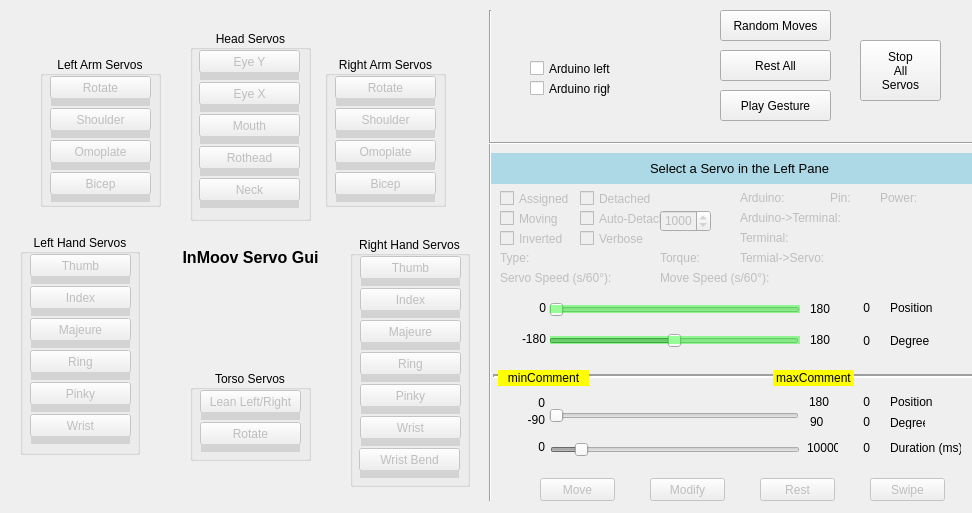
This is robotControlGui.ui in juergmaier/robotControl as Qt 5 draws it before an edit. The edited form follows.
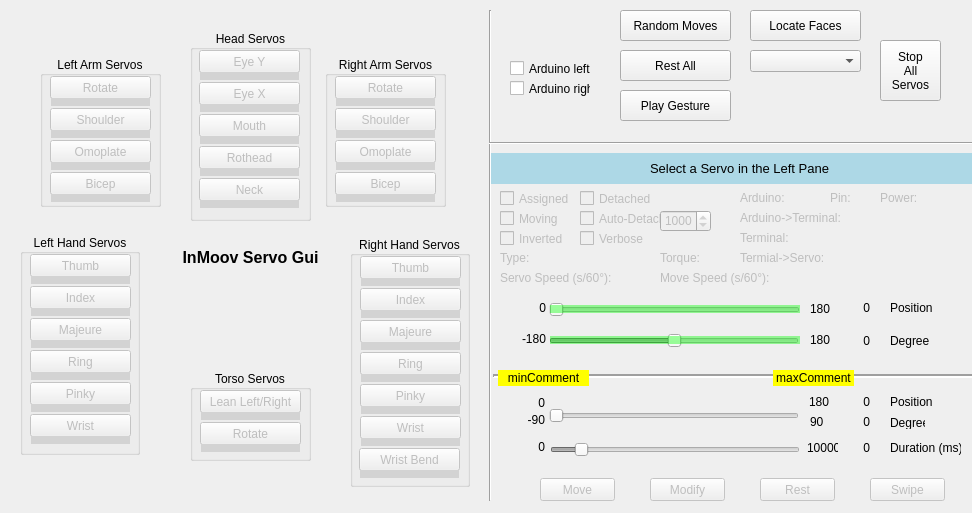
This is the edited form. Icons and pictures are not drawn.

```diff
--- a/robotControlGui.ui
+++ b/robotControlGui.ui
@@ -23,7 +23,7 @@
    <widget class="QCheckBox" name="ArduinoLeft">
     <property name="geometry">
      <rect>
-      <x>530</x>
+      <x>510</x>
       <y>60</y>
       <width>81</width>
       <height>17</height>
@@ -36,7 +36,7 @@
    <widget class="QCheckBox" name="ArduinoRight">
     <property name="geometry">
      <rect>
-      <x>530</x>
+      <x>510</x>
       <y>80</y>
       <width>81</width>
       <height>17</height>
@@ -1872,7 +1872,7 @@
     </property>
     <property name="geometry">
      <rect>
-      <x>720</x>
+      <x>620</x>
       <y>10</y>
       <width>111</width>
       <height>31</height>
@@ -2193,7 +2193,7 @@
     </property>
     <property name="geometry">
      <rect>
-      <x>720</x>
+      <x>620</x>
       <y>50</y>
       <width>111</width>
       <height>31</height>
@@ -2238,7 +2238,7 @@
     </property>
     <property name="geometry">
      <rect>
-      <x>720</x>
+      <x>620</x>
       <y>90</y>
       <width>111</width>
       <height>31</height>
@@ -2355,9 +2355,9 @@
     </property>
     <property name="geometry">
      <rect>
-      <x>860</x>
+      <x>880</x>
       <y>40</y>
-      <width>81</width>
+      <width>61</width>
       <height>61</height>
      </rect>
     </property>
@@ -2433,6 +2433,32 @@
      <string>Move Speed (s/60°):</string>
     </property>
    </widget>
+   <widget class="QPushButton" name="locateFaces">
+    <property name="enabled">
+     <bool>true</bool>
+    </property>
+    <property name="geometry">
+     <rect>
+      <x>750</x>
+      <y>10</y>
+      <width>111</width>
+      <height>31</height>
+     </rect>
+    </property>
+    <property name="text">
+     <string>Locate Faces</string>
+    </property>
+   </widget>
+   <widget class="QComboBox" name="specialFunctions">
+    <property name="geometry">
+     <rect>
+      <x>750</x>
+      <y>50</y>
+      <width>111</width>
+      <height>22</height>
+     </rect>
+    </property>
+   </widget>
    <zorder>PositionSlider</zorder>
    <zorder>posRange</zorder>
    <zorder>HeadServos</zorder>
```
Left out of the diff: 2 changed lines with no effect on the pictures.
